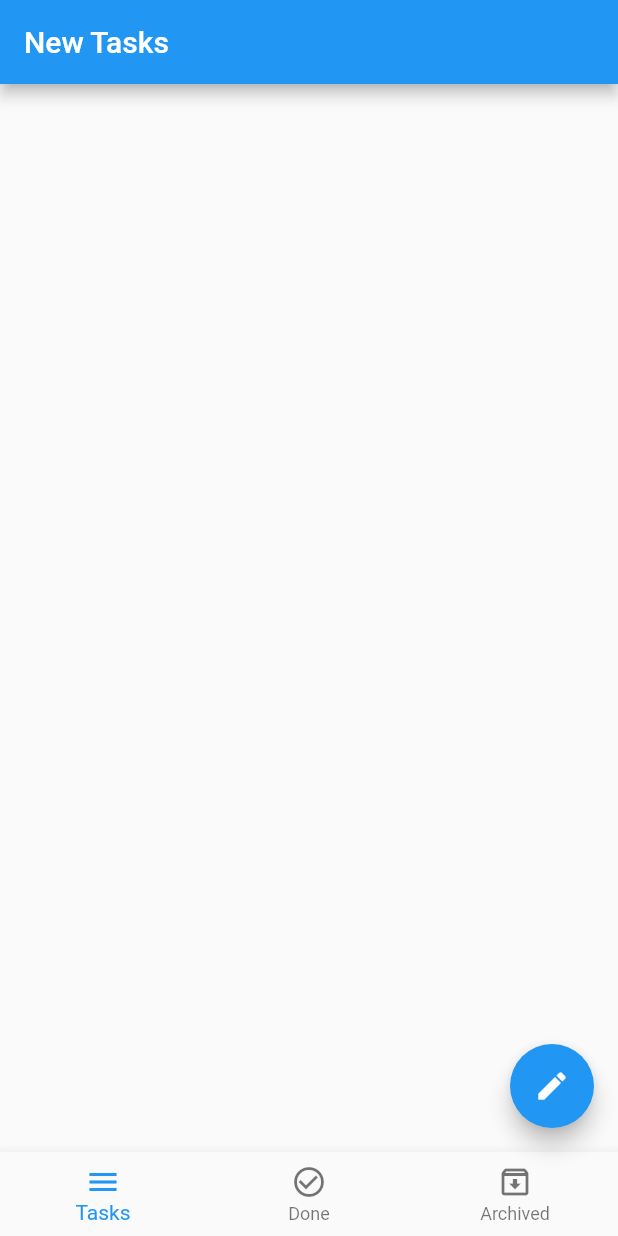
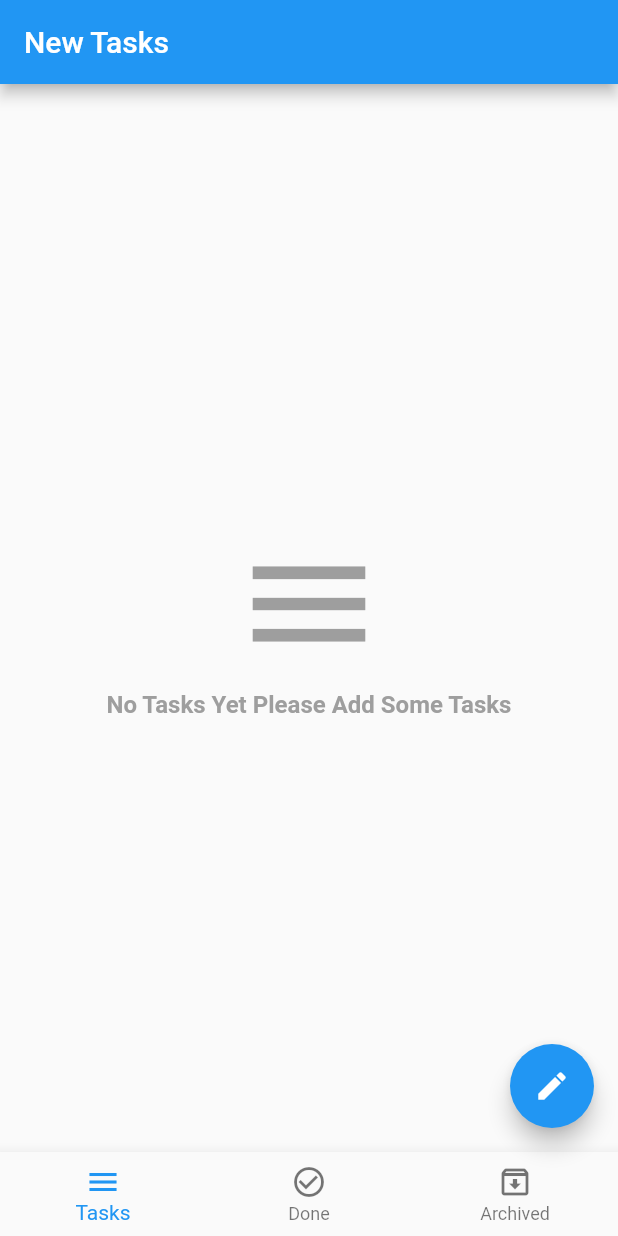
Before and after one commit to MohamedEssam9009/todo_app, a Flutter app: the screen it shows after launch, on a phone screen of 412 x 824 dp. Run offline on Flutter 3.47's test engine with Material 3 defaults, Android fonts, the phone set to English and light mode, and no system bars; our stand-ins replace bloc, conditional_builder_null_safety, flutter_bloc, sqflite; accounts and stored records are empty.

Commit message:
- Delete tasks and finish app

```diff
--- a/lib/modules/archived_tasks_screen.dart
+++ b/lib/modules/archived_tasks_screen.dart
@@ -14,18 +14,7 @@ class ArchivedTasksScreen extends StatelessWidget {
       listener: (context, state) {},
       builder: (context, state) {
         var tasks = AppCubit.get(context).archivedTasks;
-        return ListView.separated(
-          itemBuilder: (context, index) => buildTaskItem(tasks[index], context),
-          separatorBuilder: (context, index) => Padding(
-            padding: const EdgeInsets.all(20.0),
-            child: Container(
-              width: double.infinity,
-              height: 1.0,
-              color: Colors.grey[300],
-            ),
-          ),
-          itemCount: tasks.length,
-        );
+        return taskBuilder(tasks: tasks);
       },
     );
   }
--- a/lib/modules/new_tasks_screen.dart
+++ b/lib/modules/new_tasks_screen.dart
@@ -1,9 +1,9 @@
 import 'package:flutter/material.dart';
 import 'package:flutter_bloc/flutter_bloc.dart';
+
+import '../shared/components/components.dart';
 import '../shared/cubit/cubit.dart';
 import '../shared/cubit/states.dart';
-
-import '../shared/components/components.dart';
 
 class NewTasksScreen extends StatelessWidget {
   const NewTasksScreen({super.key});
@@ -14,18 +14,7 @@ class NewTasksScreen extends StatelessWidget {
       listener: (context, state) {},
       builder: (context, state) {
         var tasks = AppCubit.get(context).newTasks;
-        return ListView.separated(
-          itemBuilder: (context, index) => buildTaskItem(tasks[index], context),
-          separatorBuilder: (context, index) => Padding(
-            padding: const EdgeInsets.all(20.0),
-            child: Container(
-              width: double.infinity,
-              height: 1.0,
-              color: Colors.grey[300],
-            ),
-          ),
-          itemCount: tasks.length,
-        );
+        return taskBuilder(tasks: tasks);
       },
     );
   }
--- a/lib/shared/components/components.dart
+++ b/lib/shared/components/components.dart
@@ -1,3 +1,4 @@
+import 'package:conditional_builder_null_safety/conditional_builder_null_safety.dart';
 import 'package:flutter/material.dart';
 
 import '../cubit/cubit.dart';
@@ -63,7 +64,12 @@ Widget defaultFormField({
       ),
     );
 
-Widget buildTaskItem(Map model,context) => Padding(
+Widget buildTaskItem(Map model, context) => Dismissible(
+      key: Key(model['id'].toString()),
+      onDismissed: (direction) {
+        AppCubit.get(context).deleteData(id: model['id']);
+      },
+      child: Padding(
         padding: const EdgeInsets.all(20.0),
         child: Row(
           children: [
@@ -121,4 +127,44 @@ Widget buildTaskItem(Map model,context) => Padding(
             ),
           ],
         ),
+      ),
     );
+
+Widget taskBuilder({required List<Map> tasks}) {
+  return ConditionalBuilder(
+    condition: tasks.isNotEmpty,
+    fallback: (context) => Center(
+      child: Column(
+        mainAxisAlignment: MainAxisAlignment.center,
+        children: [
+          IconButton(
+            onPressed: () {},
+            icon: const Icon(Icons.menu),
+            iconSize: 100.0,
+            color: Colors.grey,
+          ),
+          const Text(
+            'No Tasks Yet Please Add Some Tasks',
+            style: TextStyle(
+              fontSize: 16.0,
+              fontWeight: FontWeight.bold,
+              color: Colors.grey,
+            ),
+          ),
+        ],
+      ),
+    ),
+    builder: (context) => ListView.separated(
+      itemBuilder: (context, index) => buildTaskItem(tasks[index], context),
+      separatorBuilder: (context, index) => Padding(
+        padding: const EdgeInsets.all(20.0),
+        child: Container(
+          width: double.infinity,
+          height: 1.0,
+          color: Colors.grey[300],
+        ),
+      ),
+      itemCount: tasks.length,
+    ),
+  );
+}
--- a/lib/shared/cubit/cubit.dart
+++ b/lib/shared/cubit/cubit.dart
@@ -97,6 +97,13 @@ class AppCubit extends Cubit<AppStates> {
     });
   }
 
+   void deleteData({required int id}) async {
+    database!.rawDelete('DELETE FROM tasks WHERE id = ?', [id]).then((value) {
+      getDataFromDataBase(database!);
+      emit(AppDeleteDatabaseState());
+    });
+  }
+
   insertToDataBase({
     required String title,
     required String time,
--- a/lib/shared/cubit/states.dart
+++ b/lib/shared/cubit/states.dart
@@ -10,6 +10,8 @@ class AppGetDatabaseState extends AppStates {}
 
 class AppUpdateDatabaseState extends AppStates {}
 
+class AppDeleteDatabaseState extends AppStates {}
+
 class AppGetDatabaseLoadingState extends AppStates {}
 
 class AppInsertDatabaseState extends AppStates {}
```
Also changed, not shown: lib/modules/done_tasks_screen.dart (+1 -12 lines). Lines whose indentation alone changed are shown as unchanged.
